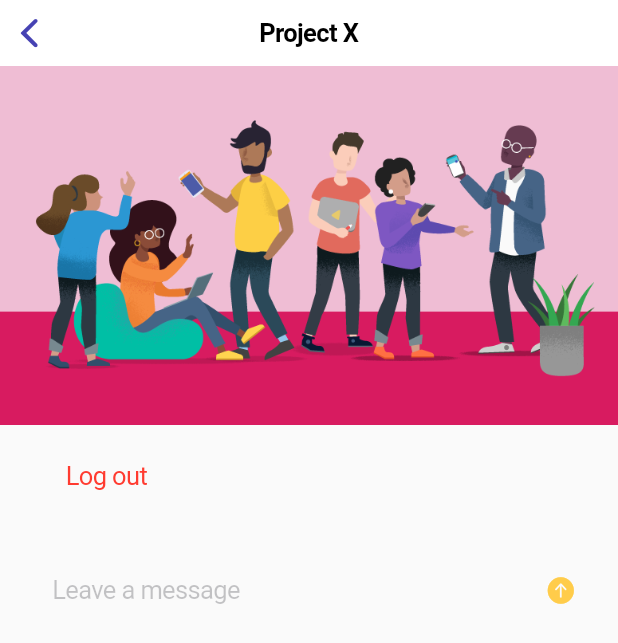
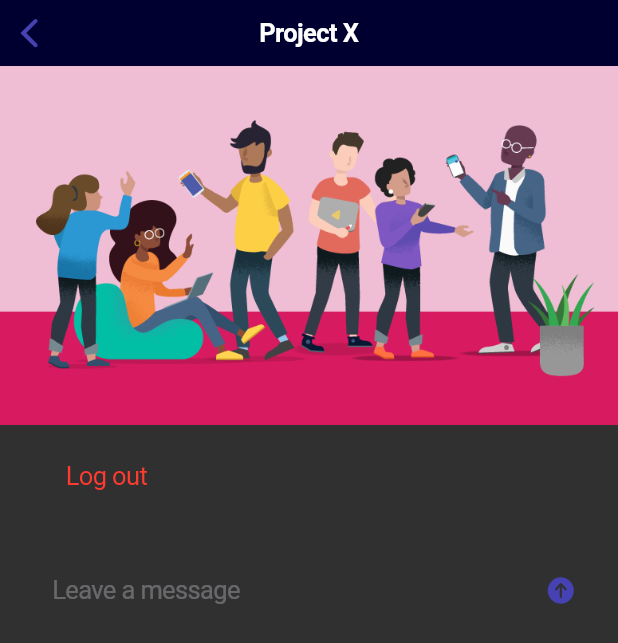
Before and after one commit to hummingbird-jp/whoopit, a Flutter app: the HomePage screen opened directly, on a phone screen of 412 x 824 dp. Shown: the top 643 px of the screen. Run offline on Flutter 3.47's test engine with Material 2 defaults, Android fonts, the phone set to English and light mode, and no system bars; our stand-ins replace cloud_firestore, firebase_auth, firebase_core, permission_handler; missing offline and left inert: agora_rtc_engine; accounts and stored records are empty.

Commit message:
feat(color theme): change color theme
more darken

```diff
--- a/lib/constants.dart
+++ b/lib/constants.dart
@@ -2,15 +2,13 @@ import 'package:flutter/cupertino.dart';
 import 'package:flutter/material.dart';
 
 CupertinoThemeData kThemeData = const CupertinoThemeData(
-  brightness: Brightness.light,
-  barBackgroundColor: Color(0xFFFFFFFF),
-  primaryColor: Color(0xFFFFCC4A),
-  primaryContrastingColor: Color(0xFF0d0d0d),
-  scaffoldBackgroundColor: Color(0xFFFFFFFF),
-  textTheme: CupertinoTextThemeData(
-    primaryColor: Color(0xFF4642B3),
-  ),
+  brightness: Brightness.dark,
+  primaryColor: Color(0xFF4642B3),
+  primaryContrastingColor: Color(0xFFFFCC4A),
+  barBackgroundColor: Color(0xFF000030),
+  scaffoldBackgroundColor: Color(0xFF000030),
 );
+
 
 //colorScheme: ColorScheme(
 //  brightness: Brightness.light,
```
